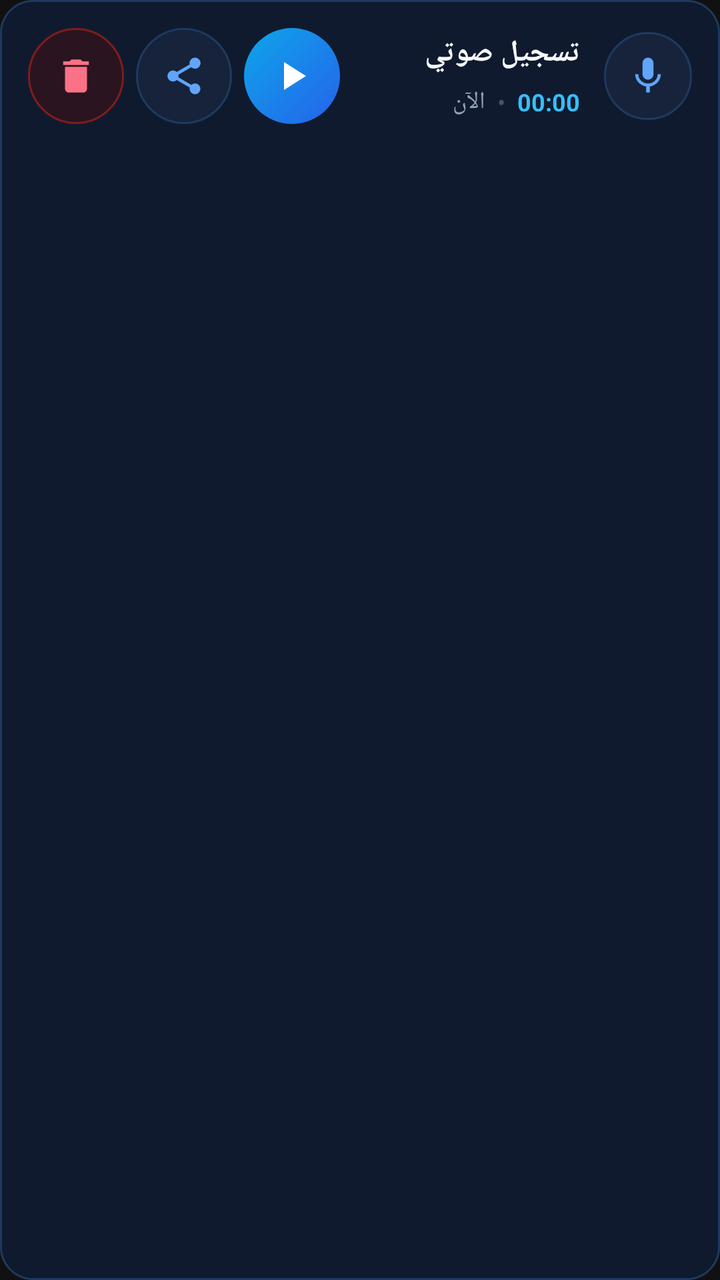
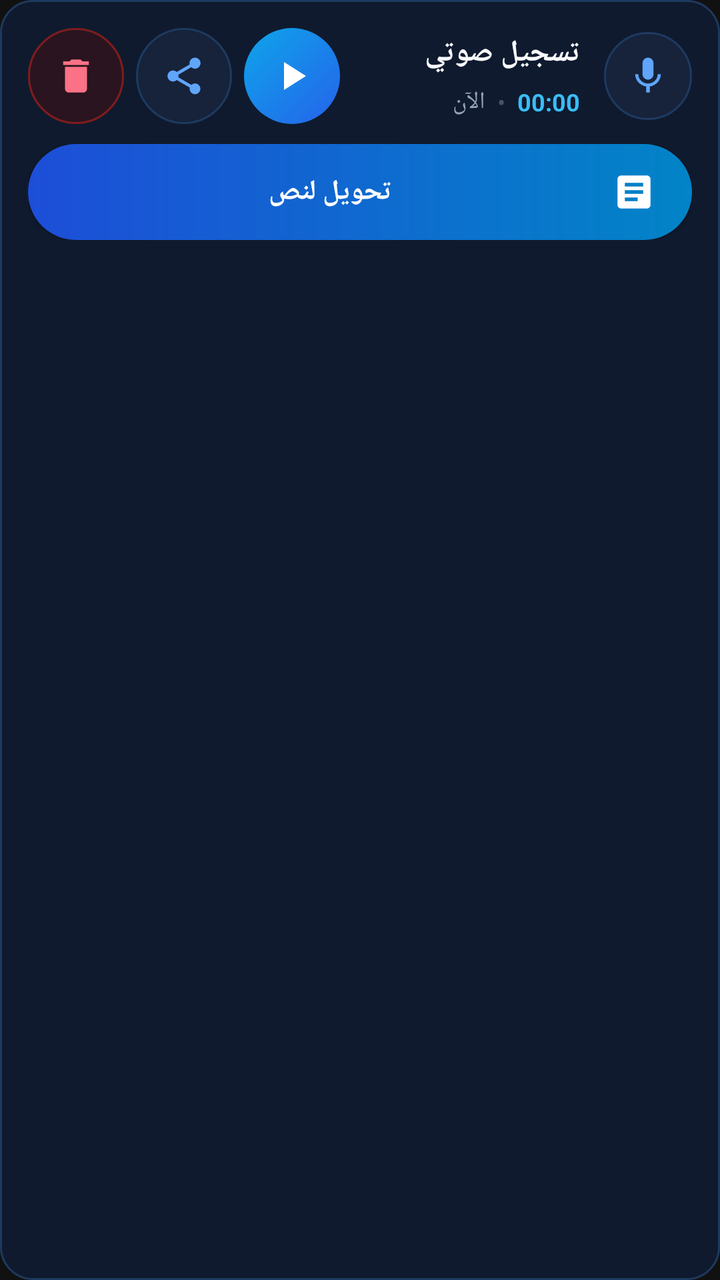

The first picture is an Android layout as it rendered before a commit; the second is the same layout after the commit. The layout source and the unified diff follow.
<!-- AndroidManifest.xml: application theme Theme.DonkeyEar -->
<!-- res/layout/item_voice_note.xml -->
<?xml version="1.0" encoding="utf-8"?>
<LinearLayout xmlns:android="http://schemas.android.com/apk/res/android"
    android:layout_width="match_parent"
    android:layout_height="wrap_content"
    android:background="@drawable/bg_card_dark"
    android:layoutDirection="rtl"
    android:orientation="vertical"
    android:padding="14dp">

    <LinearLayout
        android:layout_width="match_parent"
        android:layout_height="wrap_content"
        android:gravity="center_vertical"
        android:orientation="horizontal">

        <ImageView
            android:id="@+id/iv_voice_icon"
            android:layout_width="44dp"
            android:layout_height="44dp"
            android:background="@drawable/bg_circle_surface"
            android:contentDescription="تسجيل صوتي"
            android:padding="11dp"
            android:src="@drawable/ic_mic_blue" />

        <LinearLayout
            android:layout_width="0dp"
            android:layout_height="wrap_content"
            android:layout_marginStart="12dp"
            android:layout_marginEnd="6dp"
            android:layout_weight="1"
            android:orientation="vertical">

            
            <TextView
                android:id="@+id/tv_note_title"
                android:layout_width="match_parent"
                android:layout_height="wrap_content"
                android:ellipsize="end"
                android:maxLines="1"
                android:text="تسجيل صوتي"
                android:textColor="#F8FAFC"
                android:textDirection="anyRtl"
                android:textSize="15sp"
                android:textStyle="bold" />

            
            <LinearLayout
                android:layout_width="wrap_content"
                android:layout_height="wrap_content"
                android:layout_marginTop="6dp"
                android:gravity="center_vertical"
                android:orientation="horizontal">

                <TextView
                    android:id="@+id/tv_note_duration"
                    android:layout_width="wrap_content"
                    android:layout_height="wrap_content"
                    android:text="00:00"
                    android:textColor="#38BDF8"
                    android:textDirection="ltr"
                    android:textSize="12sp"
                    android:textStyle="bold" />

                <TextView
                    android:layout_width="wrap_content"
                    android:layout_height="wrap_content"
                    android:paddingHorizontal="6dp"
                    android:text="•"
                    android:textColor="#475569"
                    android:textSize="12sp" />

                <TextView
                    android:id="@+id/tv_note_timestamp"
                    android:layout_width="wrap_content"
                    android:layout_height="wrap_content"
                    android:text="الآن"
                    android:textColor="#94A3B8"
                    android:textSize="12sp" />
            </LinearLayout>

            <TextView
                android:id="@+id/tv_note_cloud_badge"
                android:layout_width="wrap_content"
                android:layout_height="wrap_content"
                android:layout_marginTop="4dp"
                android:text="✓ محفوظ في voice_notes"
                android:textColor="#38BDF8"
                android:textSize="11sp"
                android:visibility="gone" />
        </LinearLayout>

        <ImageButton
            android:id="@+id/btn_note_play"
            android:layout_width="48dp"
            android:layout_height="48dp"
            android:layout_marginEnd="6dp"
            android:background="@drawable/bg_circle_blue"
            android:contentDescription="تشغيل التسجيل الصوتي"
            android:minWidth="48dp"
            android:minHeight="48dp"
            android:padding="12dp"
            android:scaleType="centerInside"
            android:src="@drawable/ic_play_arrow" />

        <ImageButton
            android:id="@+id/btn_note_share"
            android:layout_width="48dp"
            android:layout_height="48dp"
            android:layout_marginEnd="6dp"
            android:background="@drawable/bg_circle_surface"
            android:contentDescription="مشاركة التسجيل الصوتي"
            android:minWidth="48dp"
            android:minHeight="48dp"
            android:padding="13dp"
            android:scaleType="centerInside"
            android:src="@drawable/ic_share" />

        <ImageButton
            android:id="@+id/btn_note_delete"
            android:layout_width="48dp"
            android:layout_height="48dp"
            android:background="@drawable/bg_circle_delete"
            android:contentDescription="حذف التسجيل الصوتي"
            android:minWidth="48dp"
            android:minHeight="48dp"
            android:padding="13dp"
            android:scaleType="centerInside"
            android:src="@drawable/ic_delete_outline" />
    </LinearLayout>

    <LinearLayout
        android:id="@+id/note_expanded_actions"
        android:layout_width="match_parent"
        android:layout_height="wrap_content"
        android:layout_marginTop="12dp"
        android:gravity="center_vertical"
        android:orientation="horizontal"
        android:visibility="gone">

        <Button
            android:id="@+id/btn_note_transcribe"
            android:layout_width="match_parent"
            android:layout_height="48dp"
            android:background="@drawable/bg_pill_selected"
            android:drawableStart="@drawable/ic_transcribe"
            android:drawablePadding="8dp"
            android:gravity="center"
            android:minHeight="48dp"
            android:paddingHorizontal="18dp"
            android:text="تحويل لنص"
            android:textAllCaps="false"
            android:textColor="#FFFFFF"
            android:textSize="14sp"
            android:textStyle="bold" />
    </LinearLayout>

</LinearLayout>
<!-- resources referenced by this layout -->
<resources>
  <!-- drawable bg_card_dark (drawable) -->
  <?xml version="1.0" encoding="utf-8"?>
  <shape xmlns:android="http://schemas.android.com/apk/res/android" android:shape="rectangle">
      <solid android:color="#0F1A2E" />
      <corners android:radius="16dp" />
      <stroke android:width="1dp" android:color="#1E3A5F" />
  </shape>
  <!-- drawable bg_circle_blue (drawable) -->
  <?xml version="1.0" encoding="utf-8"?>
  <shape xmlns:android="http://schemas.android.com/apk/res/android" android:shape="oval">
      <gradient
          android:angle="135"
          android:startColor="#2563EB"
          android:endColor="#0EA5E9" />
  </shape>
  <!-- drawable bg_circle_delete (drawable) -->
  <?xml version="1.0" encoding="utf-8"?>
  <shape xmlns:android="http://schemas.android.com/apk/res/android" android:shape="oval">
      <solid android:color="#2A1420" />
      <stroke android:width="1dp" android:color="#7F1D1D" />
  </shape>
  <!-- drawable bg_circle_surface (drawable) -->
  <?xml version="1.0" encoding="utf-8"?>
  <shape xmlns:android="http://schemas.android.com/apk/res/android" android:shape="oval">
      <solid android:color="#16233B" />
      <stroke android:width="1dp" android:color="#1E3A5F" />
  </shape>
  <!-- drawable bg_pill_selected (drawable) -->
  <?xml version="1.0" encoding="utf-8"?>
  <shape xmlns:android="http://schemas.android.com/apk/res/android" android:shape="rectangle">
      <gradient
          android:angle="0"
          android:startColor="#1D4ED8"
          android:endColor="#0284C7" />
      <corners android:radius="24dp" />
  </shape>
  <!-- drawable ic_delete_outline (drawable) -->
  <?xml version="1.0" encoding="utf-8"?>
  <vector xmlns:android="http://schemas.android.com/apk/res/android"
      android:width="22dp"
      android:height="22dp"
      android:viewportWidth="24"
      android:viewportHeight="24">
      <path
          android:fillColor="#FB7185"
          android:pathData="M6,19c0,1.1 0.9,2 2,2h8c1.1,0 2,-0.9 2,-2V7H6v12zM19,4h-3.5l-1,-1h-5l-1,1H5v2h14V4z" />
  </vector>
  <!-- drawable ic_mic_blue (drawable) -->
  <?xml version="1.0" encoding="utf-8"?>
  <vector xmlns:android="http://schemas.android.com/apk/res/android"
      android:width="22dp"
      android:height="22dp"
      android:viewportWidth="24"
      android:viewportHeight="24">
      <path
          android:fillColor="#60A5FA"
          android:pathData="M12,14c1.66,0 3,-1.34 3,-3V5c0,-1.66 -1.34,-3 -3,-3S9,3.34 9,5v6c0,1.66 1.34,3 3,3zM17.3,11c0,3 -2.54,5.1 -5.3,5.1S6.7,14 6.7,11H5c0,3.41 2.72,6.23 6,6.72V21h2v-3.28c3.28,-0.49 6,-3.31 6,-6.72h-1.7z" />
  </vector>
  <!-- drawable ic_play_arrow (drawable) -->
  <?xml version="1.0" encoding="utf-8"?>
  <vector xmlns:android="http://schemas.android.com/apk/res/android"
      android:width="24dp"
      android:height="24dp"
      android:viewportWidth="24"
      android:viewportHeight="24">
      <path
          android:fillColor="#FFFFFF"
          android:pathData="M8,5v14l11,-7z" />
  </vector>
  <!-- drawable ic_transcribe (drawable) -->
  <?xml version="1.0" encoding="utf-8"?>
  <vector xmlns:android="http://schemas.android.com/apk/res/android"
      android:width="22dp"
      android:height="22dp"
      android:viewportWidth="24"
      android:viewportHeight="24">
      <path
          android:fillColor="#FFFFFF"
          android:pathData="M19,3L5,3c-1.1,0 -2,0.9 -2,2v14c0,1.1 0.9,2 2,2h14c1.1,0 2,-0.9 2,-2L21,5c0,-1.1 -0.9,-2 -2,-2zM14,17L7,17v-2h7v2zM17,13L7,13v-2h10v2zM17,9L7,9L7,7h10v2z" />
  </vector>
  <style name="Theme.DonkeyEar" parent="android:Theme.DeviceDefault.NoActionBar">
          <item name="android:windowBackground">@color/donkey_background</item>
      </style>
  <color name="donkey_background">#111111</color>
  <!-- unchanged entries left out for length: 1 -->
</resources>

<!-- the commit's change to res/layout/item_voice_note.xml (unified diff, before → after) -->
@@ -12,6 +12,18 @@
         android:layout_height="wrap_content"
         android:gravity="center_vertical"
         android:orientation="horizontal">
+
+        <CheckBox
+            android:id="@+id/cb_note_select"
+            android:layout_width="48dp"
+            android:layout_height="48dp"
+            android:layout_marginEnd="4dp"
+            android:buttonTint="#38BDF8"
+            android:contentDescription="تحديد التسجيل الصوتي"
+            android:gravity="center"
+            android:minWidth="48dp"
+            android:minHeight="48dp"
+            android:visibility="gone" />
 
         <ImageView
             android:id="@+id/iv_voice_icon"
@@ -128,14 +140,30 @@
             android:src="@drawable/ic_delete_outline" />
     </LinearLayout>
 
+    
+    <TextView
+        android:id="@+id/tv_note_transcript_preview"
+        android:layout_width="match_parent"
+        android:layout_height="wrap_content"
+        android:layout_marginTop="10dp"
+        android:background="@drawable/bg_pill_unselected"
+        android:ellipsize="end"
+        android:maxLines="2"
+        android:paddingHorizontal="12dp"
+        android:paddingVertical="8dp"
+        android:textColor="#CBD5E1"
+        android:textDirection="anyRtl"
+        android:textSize="12sp"
+        android:visibility="gone" />
+
     <LinearLayout
         android:id="@+id/note_expanded_actions"
         android:layout_width="match_parent"
         android:layout_height="wrap_content"
-        android:layout_marginTop="12dp"
+        android:layout_marginTop="10dp"
         android:gravity="center_vertical"
         android:orientation="horizontal"
-        android:visibility="gone">
+        android:visibility="visible">
 
         <Button
             android:id="@+id/btn_note_transcribe"
<!-- resource entries referenced after the edit -->
@@ -35,6 +35,13 @@
           android:startColor="#1D4ED8"
           android:endColor="#0284C7" />
       <corners android:radius="24dp" />
+  </shape>
+  <!-- drawable bg_pill_unselected (drawable) -->
+  <?xml version="1.0" encoding="utf-8"?>
+  <shape xmlns:android="http://schemas.android.com/apk/res/android" android:shape="rectangle">
+      <solid android:color="#111C33" />
+      <corners android:radius="24dp" />
+      <stroke android:width="1dp" android:color="#1E293B" />
   </shape>
   <!-- drawable ic_delete_outline (drawable) -->
   <?xml version="1.0" encoding="utf-8"?>
